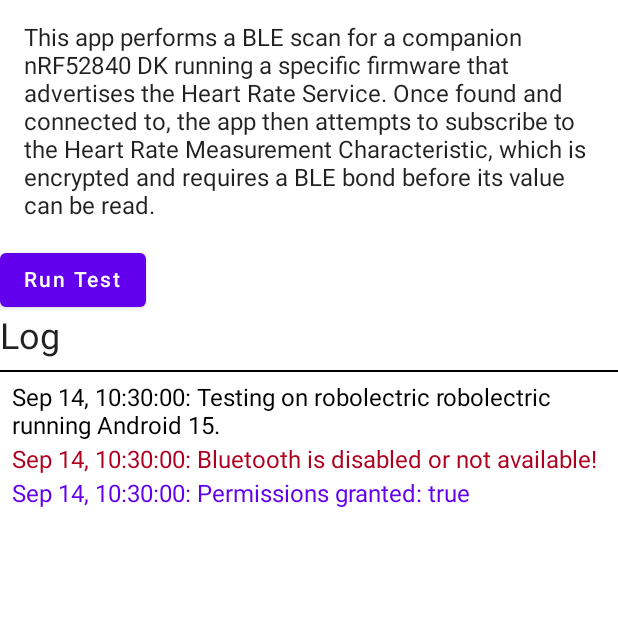
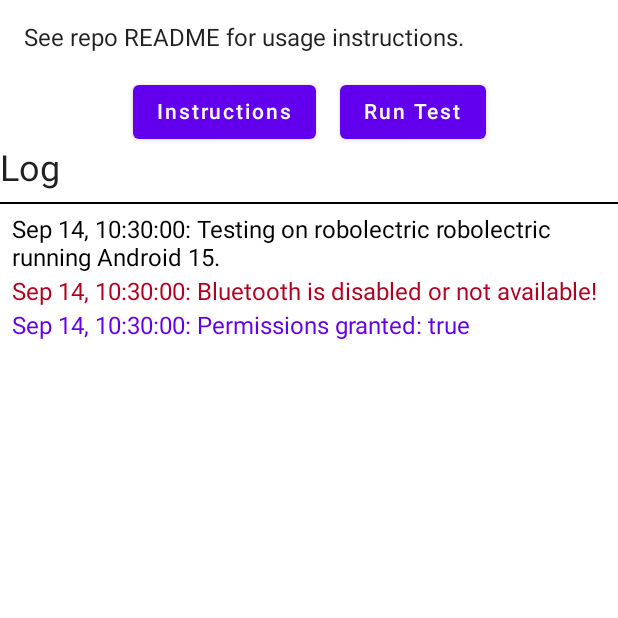
Before and after one commit to cheeyi/BLEBondTestApp, an Android app built with Jetpack Compose: the screen it shows after launch (MainActivity), on a phone screen of 412 x 824 dp, the top half of it. Run offline under Robolectric (Android 15) with nearby library versions, the light colour scheme and no system bars; our stand-ins replace Timber.

Commit message:
Provide link to usage instructions from within the app UI itself

```diff
--- a/android-app/app/src/main/java/com/punchthrough/blebondtestapp/MainActivity.kt
+++ b/android-app/app/src/main/java/com/punchthrough/blebondtestapp/MainActivity.kt
@@ -13,15 +13,14 @@ import android.widget.Toast
 import androidx.activity.ComponentActivity
 import androidx.activity.compose.setContent
 import androidx.activity.result.contract.ActivityResultContracts
-import androidx.compose.foundation.layout.Column
-import androidx.compose.foundation.layout.fillMaxSize
-import androidx.compose.foundation.layout.padding
+import androidx.compose.foundation.layout.*
 import androidx.compose.material.Button
 import androidx.compose.material.MaterialTheme
 import androidx.compose.material.Surface
 import androidx.compose.material.Text
 import androidx.compose.runtime.mutableStateListOf
 import androidx.compose.runtime.mutableStateOf
+import androidx.compose.ui.Alignment
 import androidx.compose.ui.Modifier
 import androidx.compose.ui.unit.dp
 import com.punchthrough.blebondtestapp.ui.theme.BLEBondTestAppTheme
@@ -103,6 +102,20 @@ class MainActivity : ComponentActivity() {
                             text = getString(R.string.app_description),
                             modifier = Modifier.padding(16.dp)
                         )
+                        Row(
+                            horizontalArrangement = Arrangement.spacedBy(16.dp),
+                            modifier = Modifier.align(alignment = Alignment.CenterHorizontally)
+                        ) {
+                            Button(
+                                onClick = {
+                                    Intent(Intent.ACTION_VIEW).apply {
+                                        data = Uri.parse("https://github.com/cheeyi/BLEBondTestApp#sample-android-app")
+                                        startActivity(this)
+                                    }
+                                }
+                            ) {
+                                Text(text = "Instructions")
+                            }
                             Button(
                                 onClick = {
                                     bluetoothInteractor.startTesting()
@@ -113,6 +126,8 @@ class MainActivity : ComponentActivity() {
                             ) {
                                 Text(text = "Run Test")
                             }
+                        }
+
                         LogTable(logEntries = logEntries)
                     }
                 }
--- a/android-app/app/src/main/res/values/strings.xml
+++ b/android-app/app/src/main/res/values/strings.xml
@@ -1,4 +1,4 @@
 <resources>
     <string name="app_name">BLE Bond Test App</string>
-    <string name="app_description">This app performs a BLE scan for a companion nRF52840 DK running a specific firmware that advertises the Heart Rate Service. Once found and connected to, the app then attempts to subscribe to the Heart Rate Measurement Characteristic, which is encrypted and requires a BLE bond before its value can be read.</string>
+    <string name="app_description">See repo README for usage instructions.</string>
 </resources>
```
Lines whose indentation alone changed are shown as unchanged.
